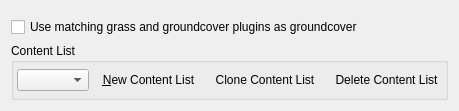
Before: the Qt Designer form files/ui/datafilespage.ui in MrZer0x0/TES3MP, drawn with Qt 5.
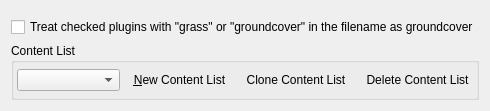
After: the same form once the commit is applied. Icons and pictures are not drawn. Custom widgets are drawn as their Qt base class.

What changed in the file:
```diff
--- a/files/ui/datafilespage.ui
+++ b/files/ui/datafilespage.ui
@@ -15,7 +15,7 @@
       <string>When enabled, checked plugins with &quot;grass&quot; or &quot;groundcover&quot; in the filename are written as groundcover entries.</string>
      </property>
      <property name="text">
-      <string>Use matching grass and groundcover plugins as groundcover</string>
+      <string>Treat checked plugins with &quot;grass&quot; or &quot;groundcover&quot; in the filename as groundcover</string>
      </property>
     </widget>
    </item>
```
Left out of the diff: 2 changed lines with no effect on the pictures.
